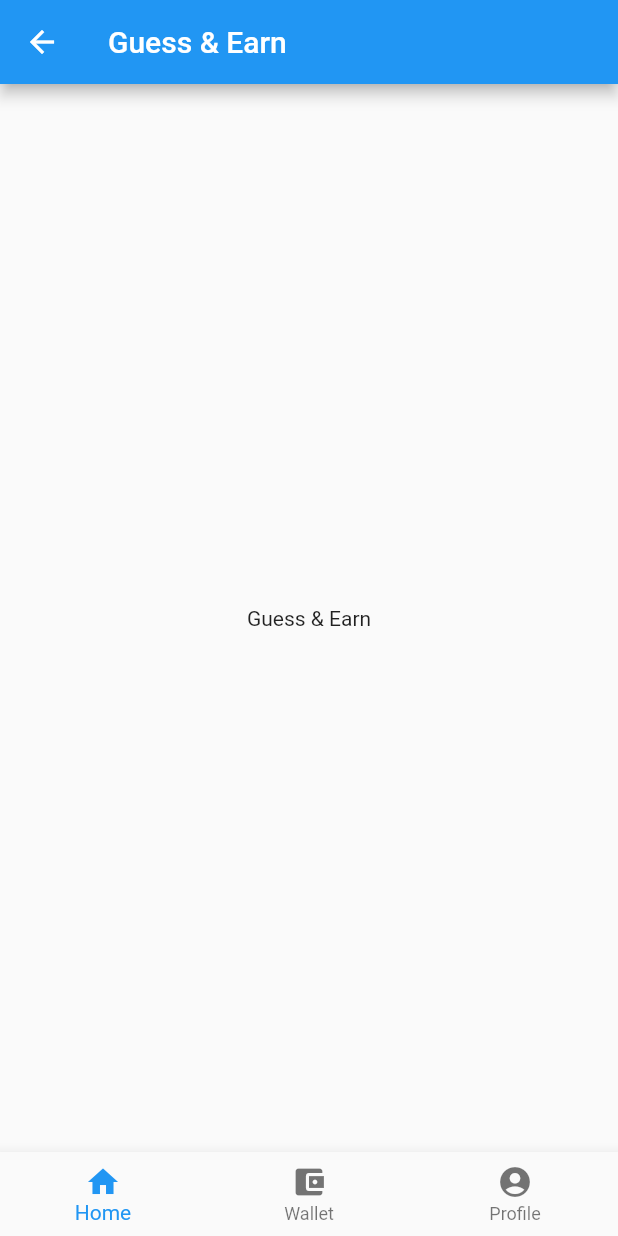
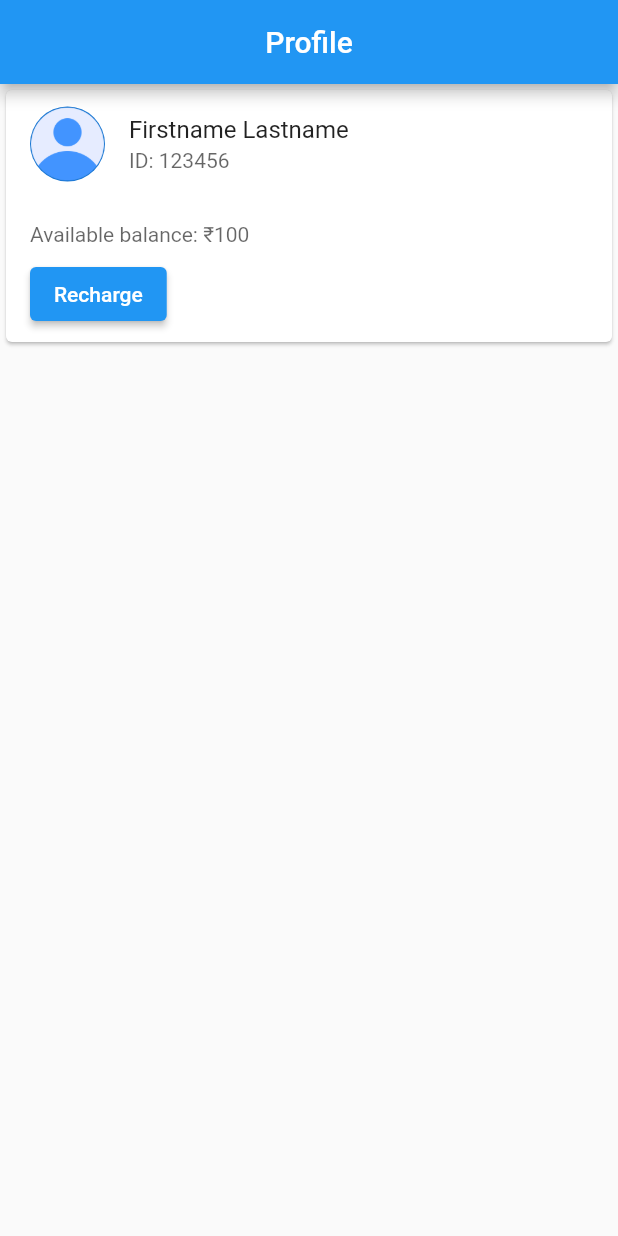
Before and after one commit to sharmavishal7669/Guess-and-Win, a Flutter app: the screen it shows after launch, on a phone screen of 412 x 824 dp. Run offline on Flutter 3.47's test engine with Material 2 defaults, Android fonts, the phone set to English and light mode, and no system bars.

Commit message:
Added User detail card on profile screen

```diff
--- a/lib/main.dart
+++ b/lib/main.dart
@@ -1,6 +1,7 @@
 import 'package:flutter/material.dart';
 import 'package:guess_and_win/screens/home_screen.dart';
 import 'package:guess_and_win/screens/login_screen.dart';
+import 'package:guess_and_win/screens/profile_screen.dart';
 import 'package:guess_and_win/utilities/routes.dart';
 
 void main() {
@@ -11,11 +12,12 @@ class MyApp extends StatelessWidget {
   @override
   Widget build(BuildContext context) {
     return MaterialApp(
-      initialRoute: "/home",
+      initialRoute: "/profile",
       routes: {
         "/": (context) => LoginScreen(),
         MyRoutes.homeRoute: (context) => HomeScreen(),
         MyRoutes.loginRoute: (context) => LoginScreen(),
+        MyRoutes.profileRoute: (context) => ProfileScreen()
       },
     );
   }
--- /dev/null
+++ b/lib/screens/profile_screen.dart
@@ -0,0 +1,54 @@
+import 'package:flutter/material.dart';
+
+class ProfileScreen extends StatelessWidget {
+  @override
+  Widget build(BuildContext context) {
+    return Scaffold(
+      appBar: AppBar(
+        automaticallyImplyLeading: false,
+        title: Center(
+          child: Text('Profile'),
+        ),
+      ),
+      body: Column(
+        children: [
+          Card(
+            clipBehavior: Clip.antiAlias,
+            child: Column(
+              crossAxisAlignment: CrossAxisAlignment.start,
+              children: [
+                ListTile(
+                  leading: CircleAvatar(
+                    radius: 25,
+                    backgroundImage: AssetImage('assets/images/user.png'),
+                  ),
+                  title: const Text('Firstname Lastname'),
+                  subtitle: Text(
+                    'ID: 123456',
+                    style: TextStyle(color: Colors.black.withOpacity(0.6)),
+                  ),
+                ),
+                Padding(
+                  padding: const EdgeInsets.fromLTRB(16, 16, 16, 0),
+                  child: Text(
+                    'Available balance: ₹100',
+                    style: TextStyle(color: Colors.black.withOpacity(0.6)),
+                  ),
+                ),
+                Padding(
+                  padding: const EdgeInsets.symmetric(horizontal: 8),
+                  child: ButtonBar(
+                    alignment: MainAxisAlignment.start,
+                    children: [
+                      ElevatedButton(onPressed: () {}, child: Text('Recharge'))
+                    ],
+                  ),
+                ),
+              ],
+            ),
+          ),
+        ],
+      ),
+    );
+  }
+}
--- a/lib/utilities/routes.dart
+++ b/lib/utilities/routes.dart
@@ -1,4 +1,5 @@
 class MyRoutes {
   static String loginRoute = '/login';
   static String homeRoute = '/home';
+  static String profileRoute = '/profile';
 }
--- a/pubspec.yaml
+++ b/pubspec.yaml
@@ -46,8 +46,8 @@ flutter:
   uses-material-design: true
 
   # To add assets to your application, add an assets section, like this:
-  # assets:
-  #   - images/a_dot_burr.jpeg
+  assets:
+    - assets/images/
   #   - images/a_dot_ham.jpeg
 
   # An image asset can refer to one or more resolution-specific "variants", see
```
Also changed, not shown: assets/images/user.png (added).
